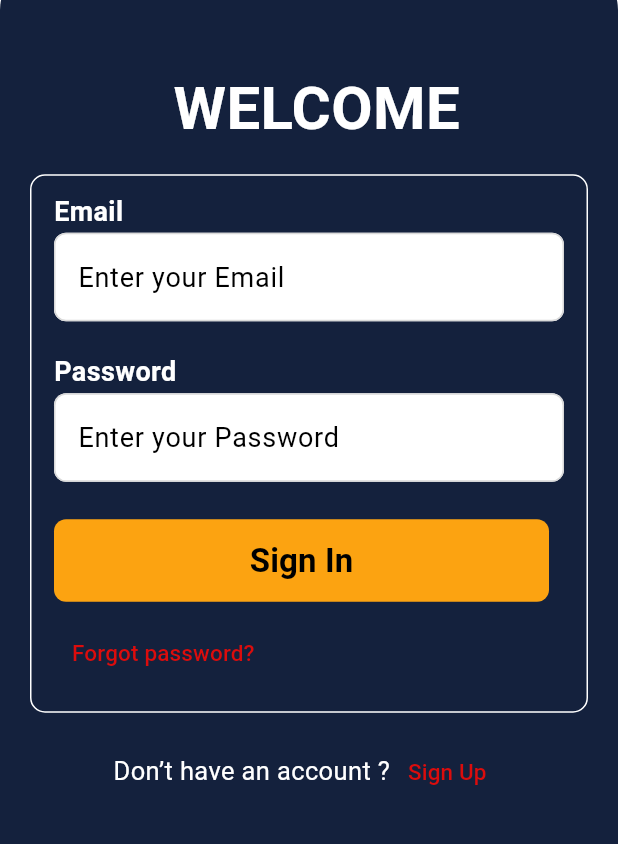
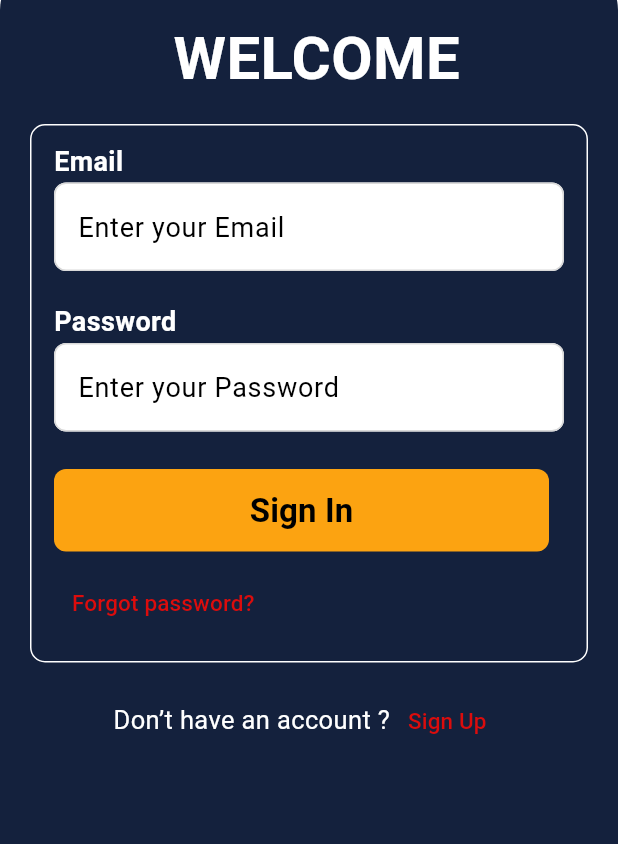
Before and after one commit to malith-kavi/triptix, a Flutter app: the DriverLoginScreen screen opened directly, on a phone screen of 412 x 824 dp, the part 341-1185 px from its top. Run offline on Flutter 3.47's test engine with Material 3 defaults, Android fonts, the phone set to English and light mode, and no system bars.

Commit message:
Update driver_login_screen.dart

```diff
--- a/lib/screens/driver_login_screen.dart
+++ b/lib/screens/driver_login_screen.dart
@@ -1,5 +1,6 @@
 import 'package:flutter/material.dart';
 import 'package:triptix/constants.dart';
+import 'package:triptix/screens/driver_register_screen.dart';
 import 'package:triptix/widgets/widgets.dart';
 
 var logo = 'assets/images/logo.png';
@@ -40,10 +41,10 @@ class DriverLoginScreen extends StatelessWidget {
               ),
                 child: Padding(
                   padding: const EdgeInsets.fromLTRB(20, 40, 20, 25),
+                  child: SingleChildScrollView(
                     child: Column(
-
+                      mainAxisAlignment: MainAxisAlignment.spaceEvenly,
                       children: [
-                      Spacer(),
                         Text(
                           ' WELCOME',
                           style: HeaderText2,
@@ -81,11 +82,17 @@ class DriverLoginScreen extends StatelessWidget {
                           mainAxisAlignment: MainAxisAlignment.center,
                           children: [
                             Text('Don’t have an account ?',style: BodyText2,),
-                          SButton(text: 'Sign Up', onPressed: (){})
+                            SButton(
+                              text: 'Sign Up',
+                              onPressed: (){
+                                Navigator.pushReplacement(context,
+                                MaterialPageRoute(builder: (context) => DriverRegisterScreen()));
+                              })
                           ],
                         ),
-                      Spacer(),
+
                     ],
+                  ),
                 ),
               ),
             ),
```
Lines whose indentation alone changed are shown as unchanged.
